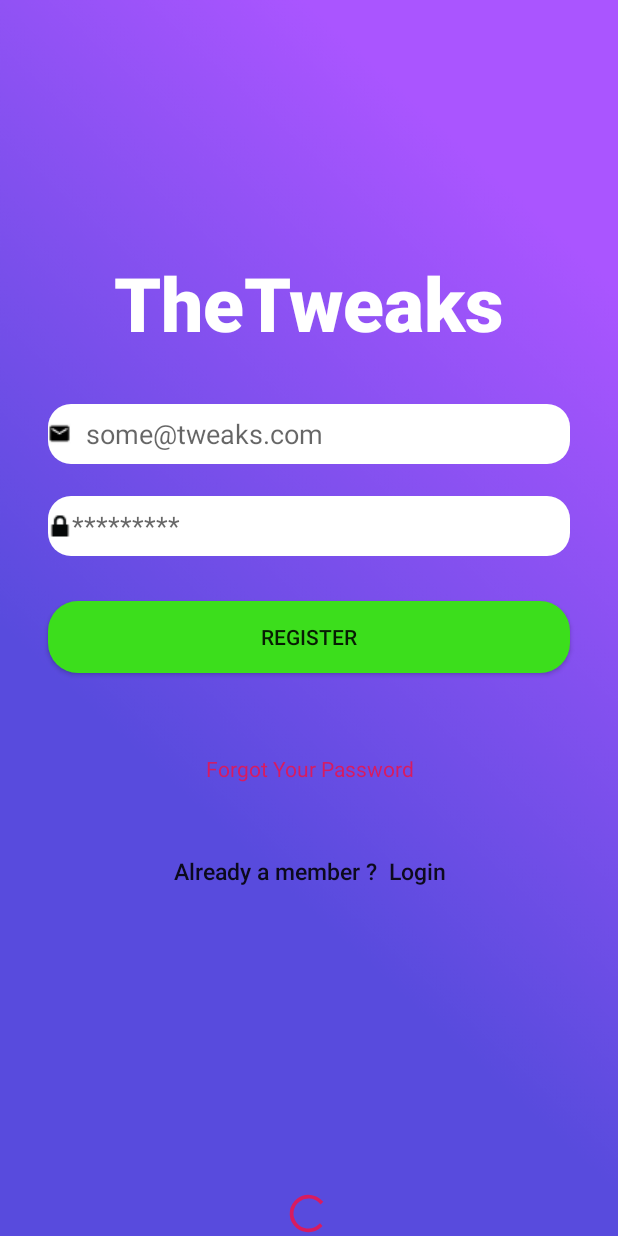
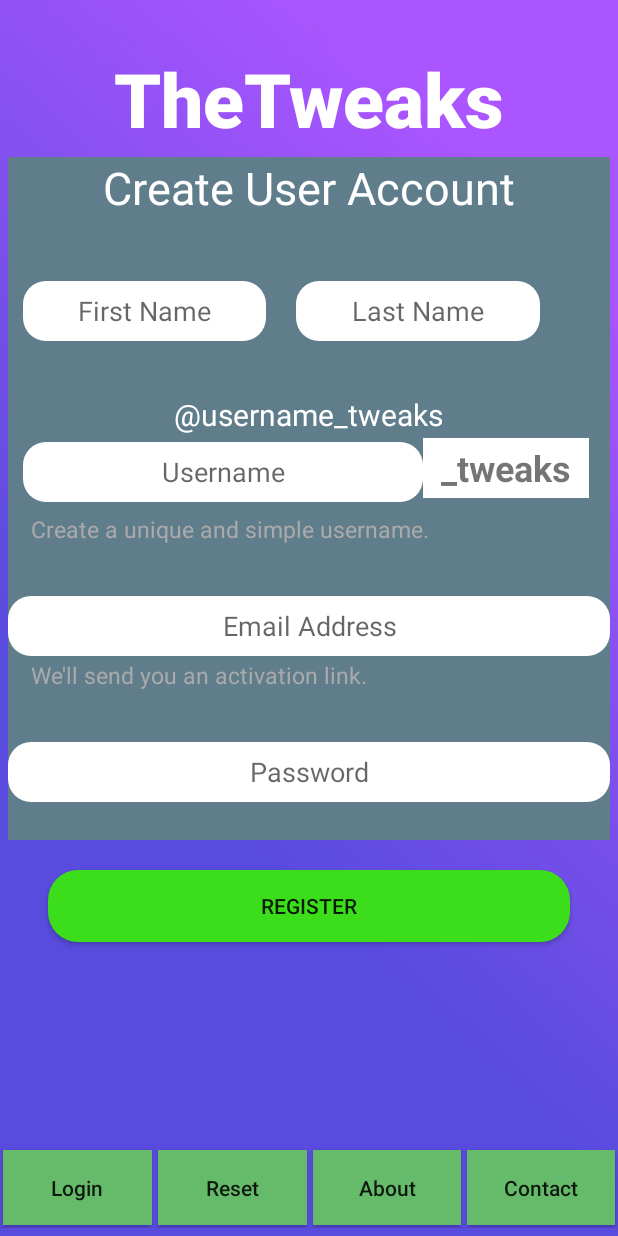
Before and after one commit to snt4589/TheTWeaks, an Android app: the SignupActivity screen opened directly, with no data from a screen before it, on a phone screen of 412 x 824 dp. Run offline under Robolectric (Android 15) with nearby library versions, the phone set to English and light mode, and no system bars; our stand-ins replace Firebase (no records; nobody signed in at launch, a user with empty details on screens opened directly).

Commit message:
First registration page

```diff
--- a/app/src/main/java/com/thetweaks/snt/thetweaks/Activities/SignupActivity.java
+++ b/app/src/main/java/com/thetweaks/snt/thetweaks/Activities/SignupActivity.java
@@ -17,6 +17,8 @@ import com.google.android.gms.tasks.OnCompleteListener;
 import com.google.android.gms.tasks.Task;
 import com.google.firebase.auth.AuthResult;
 import com.google.firebase.auth.FirebaseAuth;
+import com.google.firebase.database.DatabaseReference;
+import com.google.firebase.database.FirebaseDatabase;
 import com.thetweaks.snt.thetweaks.R;
 
 public class SignupActivity extends AppCompatActivity {
@@ -25,6 +27,7 @@ public class SignupActivity extends AppCompatActivity {
     private Button btnSignIn, btnSignUp, btnResetPassword;
     //private ProgressBar progBar;
     private FirebaseAuth auth;
+    private DatabaseReference mDatabase;
 
     @Override
     protected void onCreate(Bundle savedInstanceState) {
@@ -32,6 +35,7 @@ public class SignupActivity extends AppCompatActivity {
         setContentView(R.layout.activity_signup);
 
         auth = FirebaseAuth.getInstance();
+        mDatabase = FirebaseDatabase.getInstance().getReference();
 
         btnSignIn = (Button) findViewById(R.id.sign_in_button);
         btnSignUp = (Button) findViewById(R.id.sign_up_button);
@@ -77,6 +81,8 @@ public class SignupActivity extends AppCompatActivity {
                 }
 
                 //create user
+                //TODO: Check for username availability and update databse with suer details
+
                 auth.createUserWithEmailAndPassword(email, password)
                         .addOnCompleteListener(SignupActivity.this, new OnCompleteListener<AuthResult>() {
                             @Override
--- a/app/src/main/res/layout/activity_signup.xml
+++ b/app/src/main/res/layout/activity_signup.xml
@@ -10,63 +10,8 @@
     <android.support.constraint.ConstraintLayout android:layout_width="match_parent"
                                                  android:layout_height="match_parent">
 
-        <RelativeLayout
-                android:layout_width="match_parent"
-                android:layout_height="60dp" app:layout_constraintEnd_toEndOf="parent"
-                android:layout_marginTop="25dp" app:layout_constraintTop_toBottomOf="@+id/maintext"
-                android:id="@+id/relativeLayoutsignup"
 
-        >
 
-            <EditText
-                    android:layout_width="match_parent"
-                    android:layout_height="40dp"
-                    android:background="@drawable/edit_text"
-                    android:ems="10"
-                    app:layout_constraintStart_toStartOf="parent"
-                    android:drawableLeft="@drawable/mail"
-                    android:drawablePadding="10dp"
-                    app:layout_constraintEnd_toEndOf="parent"
-                    android:id="@+id/email"
-                    android:layout_marginLeft="32dp"
-                    android:layout_marginStart="32dp"
-                    android:layout_marginEnd="32dp"
-                    android:layout_marginRight="32dp"
-                    android:hint="some@tweaks.com"
-                    app:layout_constraintHorizontal_bias="0.0"
-                    tools:layout_editor_absoluteY="276dp"
-                    android:inputType="textEmailAddress"
-                    android:layout_alignParentBottom="true"
-                    android:layout_marginBottom="11dp"/>
-        </RelativeLayout>
-        <RelativeLayout
-                android:layout_width="match_parent"
-                android:layout_height="60dp"
-                tools:layout_editor_absoluteX="0dp"
-                app:layout_constraintTop_toBottomOf="@+id/relativeLayoutsignup"
-                android:id="@+id/relativeLayout2"
-        >
-
-            <EditText
-                    android:layout_width="match_parent"
-                    android:layout_height="40dp"
-                    android:inputType="textWebPassword"
-                    android:background="@drawable/edit_text"
-                    android:ems="10"
-                    app:layout_constraintStart_toStartOf="parent"
-                    android:drawableLeft="@drawable/lock"
-                    app:layout_constraintEnd_toEndOf="parent"
-                    android:id="@+id/password"
-                    android:layout_marginLeft="32dp"
-                    android:layout_marginStart="32dp"
-                    android:layout_marginEnd="32dp"
-                    android:layout_marginRight="32dp"
-                    android:hint="*********"
-                    app:layout_constraintHorizontal_bias="0.0"
-                    tools:layout_editor_absoluteY="333dp"
-                    android:layout_alignParentBottom="true"
-                    android:layout_marginBottom="10dp"/>
-        </RelativeLayout>
         <TextView
                 android:text="TheTweaks"
                 android:layout_width="wrap_content"
@@ -77,11 +22,12 @@
                 android:textSize="50sp"
                 app:fontFamily="sans-serif-black"
 
-                android:textColor="#ffff" android:layout_marginTop="168dp" app:layout_constraintTop_toTopOf="parent"/>
+                android:textColor="#ffff" android:layout_marginTop="32dp" app:layout_constraintTop_toTopOf="parent"/>
         <Button
                 android:text="Register"
                 android:layout_width="0dp"
                 android:layout_height="wrap_content"
+                app:layout_constraintTop_toBottomOf="@id/layout1"
                 app:layout_constraintStart_toStartOf="parent"
                 app:layout_constraintEnd_toEndOf="parent"
                 android:id="@+id/sign_up_button"
@@ -91,38 +37,207 @@
                 android:layout_marginLeft="32dp"
                 android:layout_marginStart="32dp"
                 android:layout_marginEnd="32dp"
+                android:layout_marginBottom="62dp"
                 android:layout_marginRight="32dp"
-                app:layout_constraintTop_toBottomOf="@+id/relativeLayout2"
                 android:layout_marginTop="20dp"/>
 
-        <Button android:layout_width="fill_parent"
-                android:layout_height="wrap_content"
-                app:layout_constraintTop_toBottomOf="@+id/sign_up_button"
-                style="@style/Base.TextAppearance.AppCompat.Small"
-                android:layout_marginTop="40dp"
-                android:text="Forgot Your Password"
-                android:textAllCaps="false"
-                android:background="@null"
-                android:textColor="@color/colorAccent"
-                android:id="@+id/btn_reset_password"/>
+        <LinearLayout android:layout_width="match_parent"
+                      app:layout_constraintTop_toBottomOf="@id/maintext"
+                      android:background="#607D8B"
+                      android:id="@+id/layout1"
+                      android:orientation="vertical"
+                      android:layout_margin="5dp"
+                      android:weightSum="1"
+                      android:layout_height="wrap_content">
 
-        <Button android:layout_width="fill_parent"
-                android:layout_height="wrap_content"
-                app:layout_constraintTop_toBottomOf="@+id/btn_reset_password"
-                android:layout_marginTop="20dp"
-                android:background="@null"
-                android:text="Already a member ?  Login"
-                android:textAllCaps="false"
-                android:id="@+id/sign_in_button"
-                android:textSize="15dp"
-                />
+            <TextView android:layout_width="wrap_content"
+                      android:layout_height="wrap_content"
+                      android:layout_gravity="center_horizontal"
+                      android:textSize="30dp"
+                      android:layout_marginBottom="32dp"
+                      android:text="Create User Account"
+                      android:textColor="@android:color/background_light"/>
+
+            <LinearLayout android:layout_width="match_parent"
+                          android:layout_height="wrap_content"
+                          android:layout_marginBottom="10dp"
+                          android:weightSum="1"
+                            android:orientation="horizontal">
+                <EditText
+                        android:layout_width="0dp"
+                        android:layout_weight="0.45"
+                        android:layout_height="40dp"
+                        android:layout_margin="10dp"
+                        android:background="@drawable/edit_text"
+                        android:ems="10"
+                        android:id="@+id/firstname"
+                         android:hint="First Name"
+                        android:gravity="center"
+                        android:inputType="text"
+                        android:layout_marginBottom="11dp"/>
+
+                <EditText
+                        android:layout_width="0dp"
+                        android:layout_weight="0.45"
+                        android:layout_height="40dp"
+                        android:layout_margin="10dp"
+                        android:background="@drawable/edit_text"
+                        android:layout_marginLeft="40dp"
+                        android:ems="10"
+                        android:id="@+id/lastname"
+                        android:hint="Last Name"
+                        android:gravity="center"
+                        android:inputType="text"
+                        android:layout_marginBottom="11dp"/>
+
+            </LinearLayout>
+            <TextView android:layout_width="wrap_content"
+                      android:layout_height="wrap_content"
+                      android:textSize="20dp"
+                      android:layout_marginTop="15dp"
+                      android:layout_marginBottom="2dp"
+                      android:layout_gravity="center_horizontal"
+                      android:textColor="@android:color/background_light"
+                      android:text="@string/username_prompt"  />
+            <LinearLayout android:layout_width="match_parent"
+                          android:orientation="horizontal"
+                          android:weightSum="1"
+                          android:layout_height="wrap_content">
+
+            <EditText
+                    android:layout_width="0dp"
+                    android:layout_weight="0.7"
+                    android:layout_height="40dp"
+                    android:layout_marginLeft="10dp"
+                    android:background="@drawable/edit_text"
+                    android:ems="10"
+                    android:id="@+id/username"
+                    android:hint="Username"
+                    android:gravity="center"
+                    android:inputType="text"
+                    android:layout_marginBottom="10dp"/>
+
+                <TextView android:layout_width="0dp"
+                          android:layout_weight="0.29"
+                          android:gravity="center"
+                          android:layout_marginRight="10dp"
+                          android:textSize="24dp"
+                          android:textStyle="bold"
+                          android:background="@android:color/background_light"
+                          android:layout_height="40dp"
+                            android:text="_tweaks"/>
+
+            </LinearLayout>
+            <TextView android:layout_width="match_parent"
+                      android:textColor="@android:color/darker_gray"
+                      android:text="Create a unique and simple username."
+                      android:textSize="15dp"
+                      android:layout_marginLeft="15dp"
+                      android:layout_marginBottom="15dp"
+                      android:layout_height="20dp"/>
+
+            <EditText
+                    android:layout_width="match_parent"
+                    android:layout_height="40dp"
+                    android:layout_marginTop="20dp"
+                    android:layout_marginBottom="2dp"
+                    android:background="@drawable/edit_text"
+                    android:ems="10"
+                    android:id="@+id/email"
+                    android:hint="Email Address"
+                    android:gravity="center"
+                    android:inputType="textEmailAddress"/>
+
+            <TextView android:layout_width="match_parent"
+                      android:layout_height="20dp"
+                      android:layout_marginLeft="15dp"
+                      android:textSize="15dp"
+                      android:layout_marginBottom="15dp"
+                      android:textColor="@android:color/darker_gray"
+                        android:text="We'll send you an activation link."/>
+
+
+
+            <EditText
+                    android:layout_width="match_parent"
+                    android:layout_height="40dp"
+                    android:layout_marginTop="20dp"
+                    android:layout_marginBottom="25dp"
+                    android:background="@drawable/edit_text"
+                    android:ems="10"
+                    android:id="@+id/password"
+                    android:hint="Password"
+                    android:gravity="center"
+                    android:inputType="textWebPassword"/>
+
+
+
+
+
+        </LinearLayout>
+
+        <LinearLayout
+                android:orientation="horizontal"
+                android:layout_width="wrap_content"
+                android:layout_height="55dp"
+                android:paddingTop="2dp"
+                android:layout_marginLeft="5dp"
+                android:layout_marginRight="5dp"
+                android:layout_marginBottom="5dp"
+                app:layout_constraintBottom_toBottomOf="parent" app:layout_constraintStart_toStartOf="parent"
+                app:layout_constraintEnd_toEndOf="parent">
+            <Button
+                    android:layout_width="200dp"
+                    android:background="#66BB6A"
+                    android:layout_height="50dp"
+                    android:gravity="center"
+                    android:id="@+id/sign_in_button"
+                    android:layout_gravity="center"
+                    android:text="Login"
+                    android:layout_margin="2dp"
+                    android:textAllCaps="false"
+                    android:layout_weight="1"/>
+            <Button
+                    android:layout_width="200dp"
+                    android:text="Reset"
+                    android:id="@+id/btn_reset_password"
+                    android:textAllCaps="false"
+                    android:background="#66BB6A"
+                    android:layout_margin="2dp"
+                    android:layout_height="50dp"
+                    android:gravity="center"
+                    android:layout_gravity="center"
+                    android:layout_weight="1"/>
+            <Button
+                    android:layout_width="200dp"
+                    android:text="About"
+                    android:id="@+id/btn_about"
+                    android:textAllCaps="false"
+                    android:layout_height="50dp"
+                    android:background="#66BB6A"
+                    android:layout_margin="2dp"
+                    android:gravity="center"
+                    android:layout_gravity="center"
+                    android:layout_weight="1"/>
+            <Button
+                    android:layout_width="200dp"
+                    android:text="Contact"
+                    android:id="@+id/btn_contact"
+                    android:textAllCaps="false"
+                    android:layout_height="50dp"
+                    android:background="#66BB6A"
+                    android:layout_margin="2dp"
+                    android:gravity="center"
+                    android:layout_gravity="center"
+                    android:layout_weight="1"/>
+        </LinearLayout>
+
+
+
+
 
     </android.support.constraint.ConstraintLayout>
-    <ProgressBar android:layout_width="30dp"
-                 android:layout_height="30dp"
-                 android:id="@+id/progressBar"
-                 android:layout_gravity="bottom|center"
-                 app:layout_constraintTop_toBottomOf="@+id/sign_in_button"/>
+
 
 
 </FrameLayout>
--- a/app/src/main/res/values/strings.xml
+++ b/app/src/main/res/values/strings.xml
@@ -21,4 +21,5 @@
     <string name="db_users_json">https://thetweaks-57733.firebaseio.com/users.json</string>
     <string name="feed_welcome_text">Let your community know the things you care about with a Tweaks of your own
     </string>
+    <string name="username_prompt">\@username_tweaks</string>
 </resources>
```
